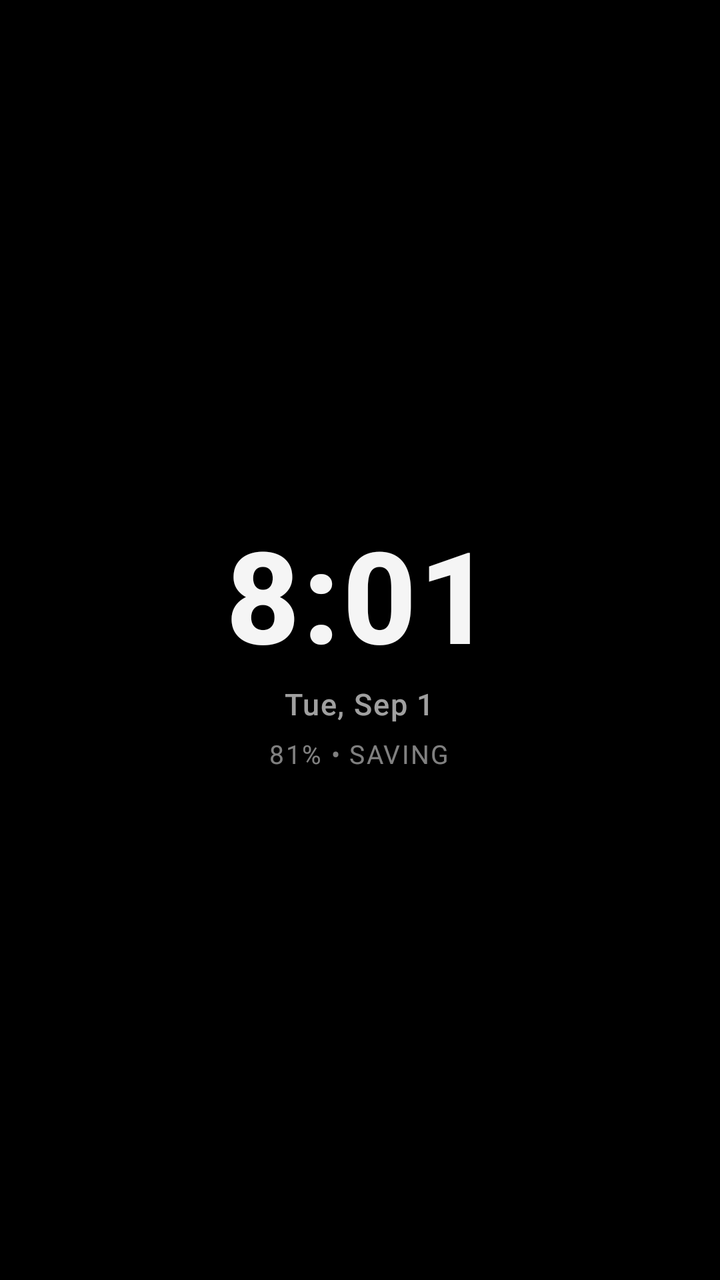
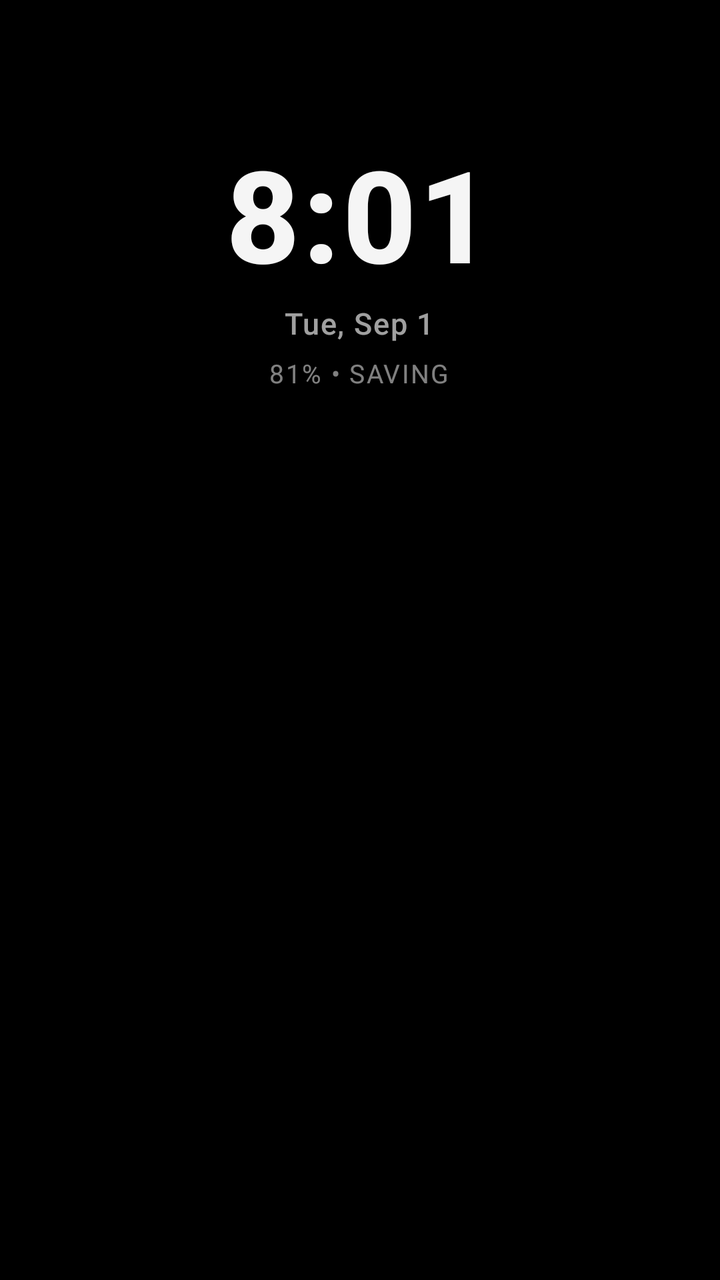

Screens rendered from an Android XML layout before and after an edit, with the pre-edit source and the edit as a unified diff.
<!-- AndroidManifest.xml: application theme Theme.Darkr -->
<!-- res/layout/view_blackout.xml -->
<?xml version="1.0" encoding="utf-8"?>
<FrameLayout xmlns:android="http://schemas.android.com/apk/res/android"
    android:id="@+id/blackoutRoot"
    android:layout_width="match_parent"
    android:layout_height="match_parent"
    android:background="@color/black_true"
    android:fitsSystemWindows="false"
    android:clipChildren="false"
    android:clipToPadding="false"
    android:keepScreenOn="true">

    
    <LinearLayout
        android:id="@+id/layoutClockContainer"
        android:layout_width="wrap_content"
        android:layout_height="wrap_content"
        android:layout_gravity="center"
        android:gravity="center"
        android:orientation="vertical">

        
        <TextView
            android:id="@+id/tvClockTime"
            android:layout_width="wrap_content"
            android:layout_height="wrap_content"
            android:text="8:01"
            android:textColor="#F5FFFFFF"
            android:textSize="64sp"
            android:textStyle="bold"
            android:fontFamily="sans-serif-medium"
            android:letterSpacing="0.02" />

        
        <TextView
            android:id="@+id/tvClockDate"
            android:layout_width="wrap_content"
            android:layout_height="wrap_content"
            android:layout_marginTop="2dp"
            android:text="Tue, Sep 1"
            android:textColor="#A0FFFFFF"
            android:textSize="15sp"
            android:fontFamily="sans-serif-medium"
            android:letterSpacing="0.04" />

        
        <TextView
            android:id="@+id/tvClockBattery"
            android:layout_width="wrap_content"
            android:layout_height="wrap_content"
            android:layout_marginTop="6dp"
            android:text="81% • SAVING"
            android:textColor="#80FFFFFF"
            android:textSize="13sp"
            android:letterSpacing="0.06" />
    </LinearLayout>

    
    <LinearLayout
        android:id="@+id/layoutUnlockContainer"
        android:layout_width="match_parent"
        android:layout_height="96dp"
        android:layout_gravity="bottom"
        android:gravity="center"
        android:clickable="true"
        android:focusable="true">

        <TextView
            android:id="@+id/tvUnlockText"
            android:layout_width="wrap_content"
            android:layout_height="wrap_content"
            android:text="UNLOCK"
            android:textColor="#E0FFFFFF"
            android:textSize="15sp"
            android:textStyle="bold"
            android:letterSpacing="0.18"
            android:alpha="0" />
    </LinearLayout>

</FrameLayout>
<!-- resources referenced by this layout -->
<resources>
  <color name="black_true">#000000</color>
  <style name="Theme.Darkr" parent="Theme.Material3.Dark.NoActionBar">
          
          <item name="colorPrimary">@color/white_pure</item>
          <item name="colorOnPrimary">@color/black_true</item>
          <item name="colorSecondary">@color/text_secondary</item>
          <item name="colorOnSecondary">@color/black_true</item>
          <item name="colorSurface">@color/card_dark</item>
          <item name="colorOnSurface">@color/text_white</item>
          <item name="android:colorBackground">@color/black_true</item>
  
          
          <item name="android:statusBarColor">@color/black_true</item>
          <item name="android:navigationBarColor">@color/black_true</item>
          <item name="android:windowBackground">@color/black_true</item>
      </style>
  <color name="white_pure">#FFFFFF</color>
  <color name="text_secondary">#A1A1AA</color>
  <color name="card_dark">#121215</color>
  <color name="text_white">#FFFFFF</color>
</resources>

<!-- the commit's change to res/layout/view_blackout.xml (unified diff, before → after) -->
@@ -14,7 +14,8 @@
         android:id="@+id/layoutClockContainer"
         android:layout_width="wrap_content"
         android:layout_height="wrap_content"
-        android:layout_gravity="center"
+        android:layout_gravity="top|center_horizontal"
+        android:layout_marginTop="64dp"
         android:gravity="center"
         android:orientation="vertical">
 
@@ -58,7 +59,7 @@
     <LinearLayout
         android:id="@+id/layoutUnlockContainer"
         android:layout_width="match_parent"
-        android:layout_height="96dp"
+        android:layout_height="100dp"
         android:layout_gravity="bottom"
         android:gravity="center"
         android:clickable="true"
